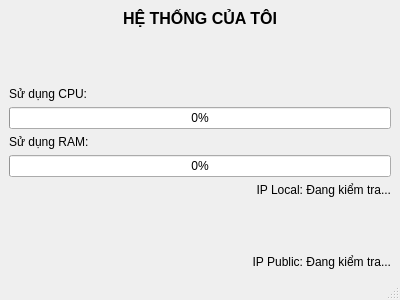
Qt form SysMonitor/mainwindow.ui (hugnmz/SysMonitor) before a commit.
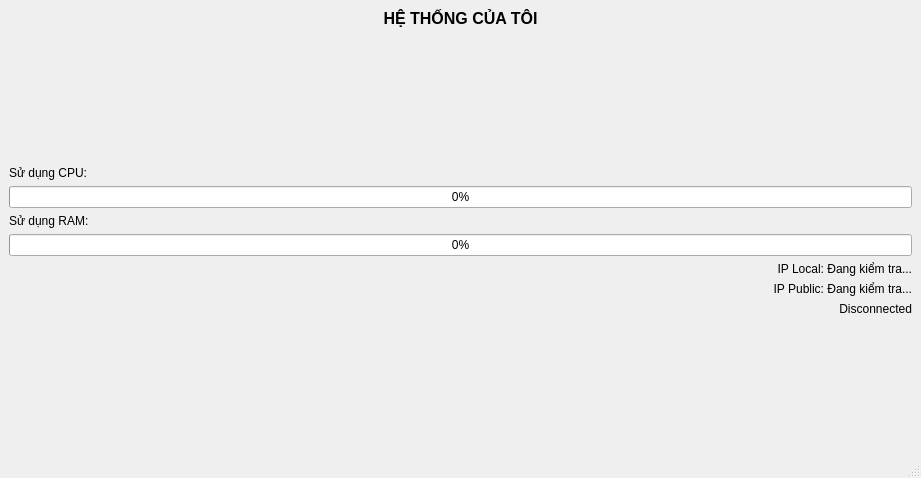
The same form after that commit.

```diff
--- a/SysMonitor/mainwindow.ui
+++ b/SysMonitor/mainwindow.ui
@@ -6,8 +6,8 @@
    <rect>
     <x>0</x>
     <y>0</y>
-    <width>400</width>
-    <height>300</height>
+    <width>921</width>
+    <height>478</height>
    </rect>
   </property>
   <property name="windowTitle">
@@ -89,19 +89,6 @@
       </property>
      </widget>
     </item>
-    <item>
-     <spacer name="verticalSpacer">
-      <property name="orientation">
-       <enum>Qt::Vertical</enum>
-      </property>
-      <property name="sizeHint" stdset="0">
-       <size>
-        <width>20</width>
-        <height>40</height>
-       </size>
-      </property>
-     </spacer>
-    </item>
     <item>
      <widget class="QLabel" name="lblIPPublic">
       <property name="text">
@@ -112,6 +99,29 @@
       </property>
      </widget>
     </item>
+    <item>
+     <widget class="QLabel" name="lblStatusConnect">
+      <property name="text">
+       <string>Disconnected</string>
+      </property>
+      <property name="alignment">
+       <set>Qt::AlignRight|Qt::AlignTrailing|Qt::AlignVCenter</set>
+      </property>
+     </widget>
+    </item>
+    <item>
+     <spacer name="verticalSpacer">
+      <property name="orientation">
+       <enum>Qt::Vertical</enum>
+      </property>
+      <property name="sizeHint" stdset="0">
+       <size>
+        <width>20</width>
+        <height>40</height>
+       </size>
+      </property>
+     </spacer>
+    </item>
    </layout>
   </widget>
   <widget class="QStatusBar" name="statusbar"/>
```
